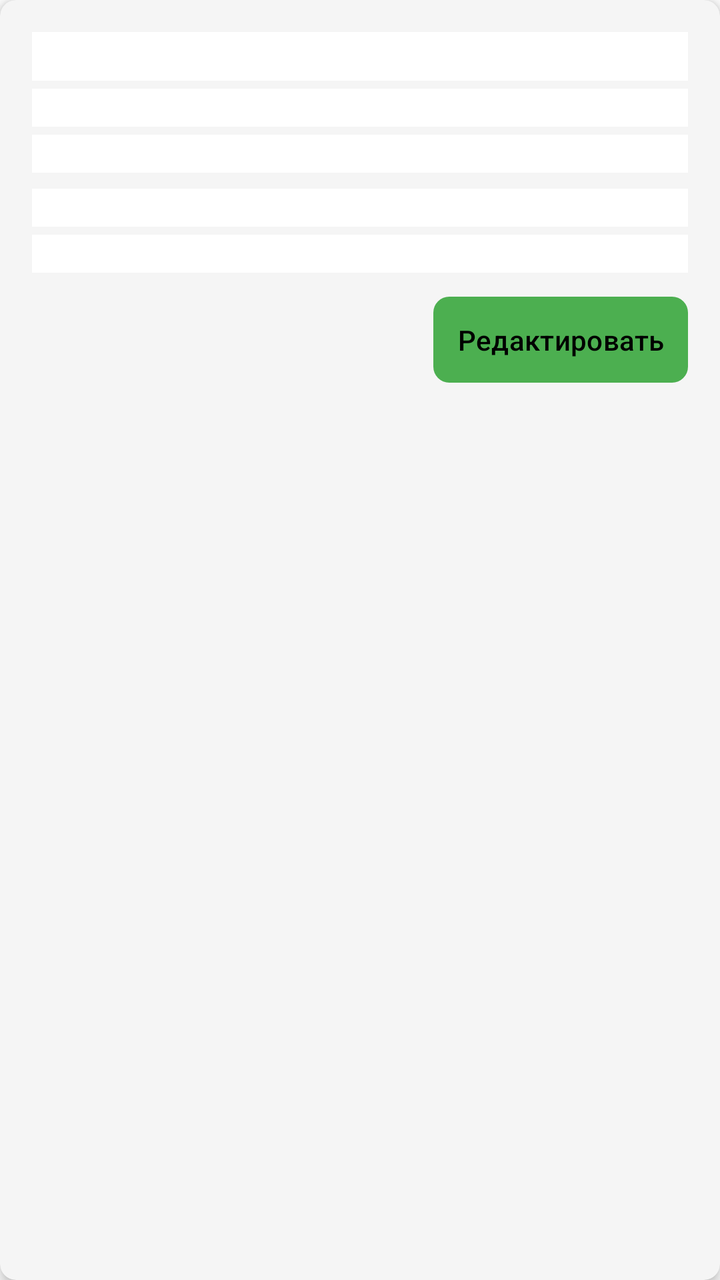
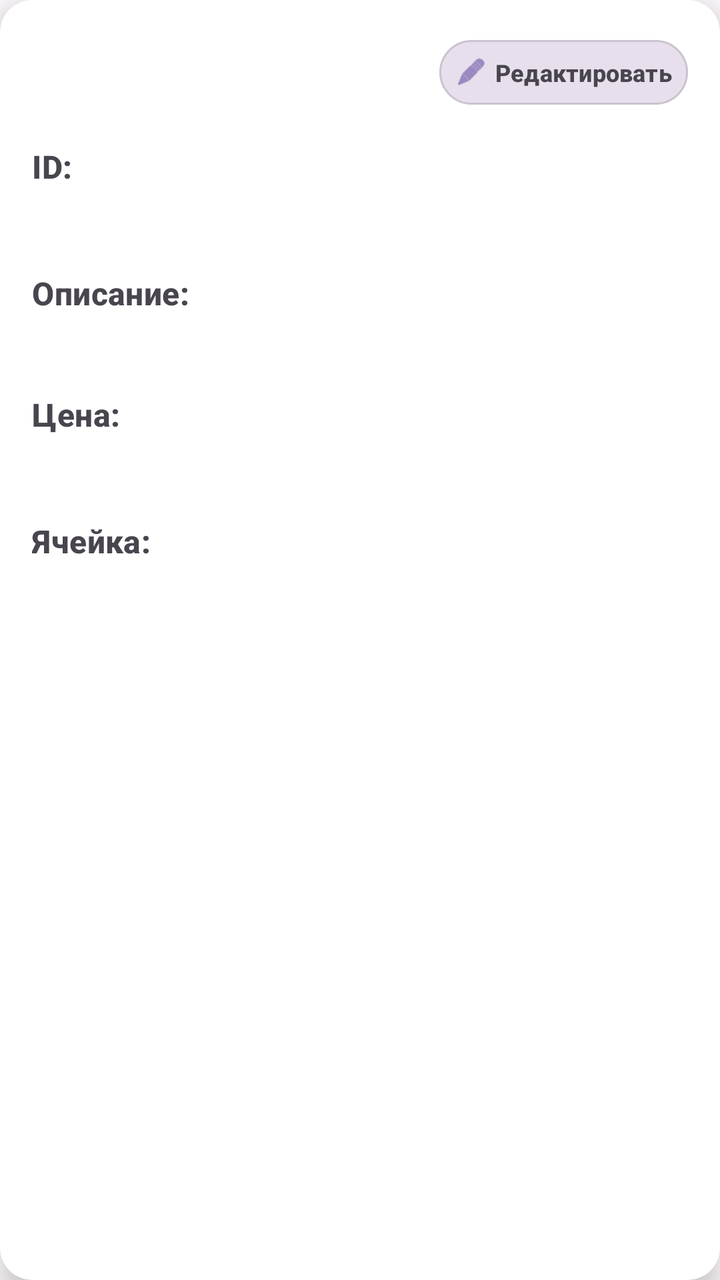

Screens rendered from an Android XML layout before and after an edit, with the pre-edit source and the edit as a unified diff.
<!-- AndroidManifest.xml: application theme AppTheme -->
<!-- res/layout/item_product.xml -->
<?xml version="1.0" encoding="utf-8"?>
<androidx.cardview.widget.CardView xmlns:android="http://schemas.android.com/apk/res/android"
    xmlns:app="http://schemas.android.com/apk/res-auto"
    android:layout_width="match_parent"
    android:layout_height="wrap_content"
    android:layout_marginVertical="8dp"
    app:cardCornerRadius="8dp"
    app:cardElevation="4dp">

    <LinearLayout
        android:layout_width="match_parent"
        android:layout_height="wrap_content"
        android:orientation="vertical"
        android:padding="16dp"
        android:background="?attr/selectableItemBackground"
        android:clickable="true"
        android:focusable="true">

        <TextView
            android:id="@+id/productName"
            android:layout_width="match_parent"
            android:layout_height="wrap_content"
            android:textSize="18sp"
            android:textStyle="bold" />

        <TextView
            android:id="@+id/productCode"
            android:layout_width="match_parent"
            android:layout_height="wrap_content"
            android:layout_marginTop="4dp"
            android:textColor="?attr/colorOnSurfaceVariant" />

        <TextView
            android:id="@+id/productDescription"
            android:layout_width="match_parent"
            android:layout_height="wrap_content"
            android:layout_marginTop="4dp"
            android:textColor="?attr/colorOnSurfaceVariant"
            android:textSize="14sp" />

        <TextView
            android:id="@+id/productPrice"
            android:layout_width="match_parent"
            android:layout_height="wrap_content"
            android:layout_marginTop="8dp" />

        <TextView
            android:id="@+id/productCell"
            android:layout_width="match_parent"
            android:layout_height="wrap_content"
            android:layout_marginTop="4dp"
            android:textColor="?attr/colorOnSurfaceVariant"
            android:textSize="14sp" />

        <com.google.android.material.button.MaterialButton
            android:id="@+id/editButton"
            android:layout_width="wrap_content"
            android:layout_height="wrap_content"
            android:layout_gravity="end"
            android:layout_marginTop="8dp"
            android:text="Редактировать" />
    </LinearLayout>
</androidx.cardview.widget.CardView>
<!-- resources referenced by this layout -->
<resources>
  <style name="AppTheme" parent="Theme.Material3.Light.NoActionBar">
          <item name="colorPrimary">@color/primary</item>
          <item name="colorPrimaryVariant">@color/primary_variant</item>
          <item name="colorOnPrimary">@color/on_primary</item>
          <item name="colorSecondary">@color/secondary</item>
          <item name="colorOnSecondary">@color/on_secondary</item>
          <item name="colorError">@color/error</item>
  
          <item name="android:background">@color/background</item>
          <item name="backgroundColor">@color/background</item>
          <item name="colorSurface">@color/surface</item>
          <item name="colorOnSurface">@color/on_surface</item>
  
          <item name="android:textColorPrimary">@color/on_surface</item>
          <item name="android:textColorSecondary">@color/text_secondary</item>
  
          <item name="materialButtonStyle">@style/AppButtonStyle</item>
          <item name="cardViewStyle">@style/AppCardViewStyle</item>
          <item name="textInputStyle">@style/AppTextInputStyle</item>
  
          <item name="colorAccent">@color/secondary</item>
      </style>
  <color name="primary">#4CAF50</color>
  <color name="primary_variant">#388E3C</color>
  <color name="on_primary">#000000</color>
  <color name="secondary">#4CAF50</color>
  <color name="on_secondary">#000000</color>
  <color name="error">#D32F2F</color>
  <color name="background">#FFFFFF</color>
  <color name="surface">#FFFFFF</color>
  <color name="on_surface">#000000</color>
  <color name="text_secondary">#000000</color>
  <style name="AppButtonStyle" parent="Widget.Material3.Button">
          <item name="backgroundTint">@color/button_background</item>
          <item name="android:textColor">@color/button_text</item>
          <item name="rippleColor">@color/secondary</item>
          <item name="android:padding">12dp</item>
          <item name="cornerRadius">8dp</item>
      </style>
  <style name="AppCardViewStyle" parent="Widget.MaterialComponents.CardView">
          <item name="cardBackgroundColor">@color/card_background</item>
          <item name="cardElevation">4dp</item>
          <item name="cardCornerRadius">8dp</item>
      </style>
  <style name="AppTextInputStyle" parent="Widget.Material3.TextInputLayout.FilledBox">
          <item name="boxBackgroundColor">@color/surface</item>
          <item name="android:textColor">@color/on_surface</item>
          <item name="hintTextColor">@color/text_secondary</item>
          <item name="boxStrokeColor">@color/secondary</item>
          <item name="android:textColorHint">@color/text_secondary</item>
      </style>
  <color name="button_background">#4CAF50</color>
  <color name="button_text">#000000</color>
  <color name="card_background">#F5F5F5</color>
</resources>

<!-- the commit's change to res/layout/item_product.xml (unified diff, before → after) -->
@@ -3,9 +3,12 @@
     xmlns:app="http://schemas.android.com/apk/res-auto"
     android:layout_width="match_parent"
     android:layout_height="wrap_content"
+    android:layout_marginHorizontal="8dp"
     android:layout_marginVertical="8dp"
-    app:cardCornerRadius="8dp"
-    app:cardElevation="4dp">
+    app:cardBackgroundColor="@color/card_background"
+    app:cardCornerRadius="16dp"
+    app:cardElevation="8dp"
+    app:cardMaxElevation="12dp">
 
     <LinearLayout
         android:layout_width="match_parent"
@@ -16,48 +19,104 @@
         android:clickable="true"
         android:focusable="true">
 
-        <TextView
-            android:id="@+id/productName"
+        
+        <LinearLayout
             android:layout_width="match_parent"
             android:layout_height="wrap_content"
-            android:textSize="18sp"
-            android:textStyle="bold" />
+            android:orientation="horizontal"
+            android:layout_marginBottom="16dp">
+
+            <TextView
+                android:id="@+id/productName"
+                android:layout_width="0dp"
+                android:layout_height="wrap_content"
+                android:layout_weight="1"
+                android:textAppearance="@style/TextAppearance.App.TitleLarge"
+                android:textColor="@color/text_primary"
+                android:layout_gravity="center_vertical" />
+
+            <com.google.android.material.button.MaterialButton
+                android:id="@+id/editButton"
+                android:layout_width="wrap_content"
+                android:layout_height="wrap_content"
+                android:text="@string/edit_button"
+                android:textSize="12sp"
+                android:padding="8dp"
+                android:minHeight="36dp"
+                style="@style/AppButtonSecondaryStyle"
+                app:icon="@android:drawable/ic_menu_edit"
+                app:iconSize="16dp" />
+
+        </LinearLayout>
+
+        
+        <TextView
+            android:layout_width="wrap_content"
+            android:layout_height="wrap_content"
+            android:text="@string/product_id_label"
+            android:textAppearance="@style/TextAppearance.App.TitleMedium"
+            android:textColor="@color/text_secondary"
+            android:layout_marginBottom="4dp" />
 
         <TextView
             android:id="@+id/productCode"
             android:layout_width="match_parent"
             android:layout_height="wrap_content"
-            android:layout_marginTop="4dp"
-            android:textColor="?attr/colorOnSurfaceVariant" />
+            android:textAppearance="@style/TextAppearance.App.BodyLarge"
+            android:textColor="@color/text_primary"
+            android:fontFamily="monospace"
+            android:layout_marginBottom="16dp" />
+
+        
+        <TextView
+            android:layout_width="wrap_content"
+            android:layout_height="wrap_content"
+            android:text="@string/product_description_label"
+            android:textAppearance="@style/TextAppearance.App.TitleMedium"
+            android:textColor="@color/text_secondary"
+            android:layout_marginBottom="4dp" />
 
         <TextView
             android:id="@+id/productDescription"
             android:layout_width="match_parent"
             android:layout_height="wrap_content"
-            android:layout_marginTop="4dp"
-            android:textColor="?attr/colorOnSurfaceVariant"
-            android:textSize="14sp" />
+            android:textAppearance="@style/TextAppearance.App.BodyMedium"
+            android:textColor="@color/text_secondary"
+            android:layout_marginBottom="16dp" />
+
+        
+        <TextView
+            android:layout_width="wrap_content"
+            android:layout_height="wrap_content"
+            android:text="@string/product_price_label"
+            android:textAppearance="@style/TextAppearance.App.TitleMedium"
+            android:textColor="@color/text_secondary"
+            android:layout_marginBottom="4dp" />
 
         <TextView
             android:id="@+id/productPrice"
             android:layout_width="match_parent"
             android:layout_height="wrap_content"
-            android:layout_marginTop="8dp" />
+            android:textAppearance="@style/TextAppearance.App.BodyLarge"
+            android:textColor="@color/text_primary"
+            android:textStyle="bold"
+            android:layout_marginBottom="16dp" />
+
+        
+        <TextView
+            android:layout_width="wrap_content"
+            android:layout_height="wrap_content"
+            android:text="@string/product_cell_label"
+            android:textAppearance="@style/TextAppearance.App.TitleMedium"
+            android:textColor="@color/text_secondary"
+            android:layout_marginBottom="4dp" />
 
         <TextView
             android:id="@+id/productCell"
             android:layout_width="match_parent"
             android:layout_height="wrap_content"
-            android:layout_marginTop="4dp"
-            android:textColor="?attr/colorOnSurfaceVariant"
-            android:textSize="14sp" />
+            android:textAppearance="@style/TextAppearance.App.BodyLarge"
+            android:textColor="@color/text_primary" />
 
-        <com.google.android.material.button.MaterialButton
-            android:id="@+id/editButton"
-            android:layout_width="wrap_content"
-            android:layout_height="wrap_content"
-            android:layout_gravity="end"
-            android:layout_marginTop="8dp"
-            android:text="Редактировать" />
     </LinearLayout>
 </androidx.cardview.widget.CardView>
<!-- resource entries referenced after the edit -->
@@ -1,58 +1,129 @@
 <!-- resources referenced by this layout -->
 <resources>
   <style name="AppTheme" parent="Theme.Material3.Light.NoActionBar">
+          
           <item name="colorPrimary">@color/primary</item>
           <item name="colorPrimaryVariant">@color/primary_variant</item>
           <item name="colorOnPrimary">@color/on_primary</item>
+          
+          
           <item name="colorSecondary">@color/secondary</item>
           <item name="colorOnSecondary">@color/on_secondary</item>
-          <item name="colorError">@color/error</item>
-  
-          <item name="android:background">@color/background</item>
-          <item name="backgroundColor">@color/background</item>
+          
+          
+          <item name="colorTertiary">@color/tertiary</item>
+          <item name="colorOnTertiary">@color/on_tertiary</item>
+          
+          
+          <item name="android:colorBackground">@color/background</item>
           <item name="colorSurface">@color/surface</item>
           <item name="colorOnSurface">@color/on_surface</item>
-  
-          <item name="android:textColorPrimary">@color/on_surface</item>
+          <item name="colorSurfaceVariant">@color/surface_variant</item>
+          <item name="colorOnSurfaceVariant">@color/on_surface_variant</item>
+          
+          
+          <item name="android:textColorPrimary">@color/text_primary</item>
           <item name="android:textColorSecondary">@color/text_secondary</item>
-  
+          <item name="android:textColorTertiary">@color/text_tertiary</item>
+          
+          
+          <item name="colorError">@color/error</item>
+          <item name="colorOnError">@color/on_error</item>
+          
+          
           <item name="materialButtonStyle">@style/AppButtonStyle</item>
           <item name="cardViewStyle">@style/AppCardViewStyle</item>
           <item name="textInputStyle">@style/AppTextInputStyle</item>
-  
-          <item name="colorAccent">@color/secondary</item>
+          <item name="toolbarStyle">@style/AppToolbarStyle</item>
+          
+          
+          <item name="android:statusBarColor">@color/primary</item>
+          <item name="android:navigationBarColor">@color/surface</item>
       </style>
-  <color name="primary">#4CAF50</color>
-  <color name="primary_variant">#388E3C</color>
-  <color name="on_primary">#000000</color>
-  <color name="secondary">#4CAF50</color>
-  <color name="on_secondary">#000000</color>
-  <color name="error">#D32F2F</color>
-  <color name="background">#FFFFFF</color>
-  <color name="surface">#FFFFFF</color>
-  <color name="on_surface">#000000</color>
-  <color name="text_secondary">#000000</color>
+  <color name="button_secondary">#E7E0EC</color>
+  <color name="button_secondary_text">#49454F</color>
+  <color name="primary">#6750A4</color>
+  <color name="primary_variant">#4F378B</color>
+  <color name="on_primary">#FFFFFF</color>
+  <color name="secondary">#625B71</color>
+  <color name="outline_variant">#CAC4D0</color>
+  <color name="on_secondary">#FFFFFF</color>
+  <color name="tertiary">#7D5260</color>
+  <color name="on_tertiary">#FFFFFF</color>
+  <color name="error">#BA1A1A</color>
+  <color name="on_error">#FFFFFF</color>
+  <color name="background">#FFFBFE</color>
+  <color name="surface">#FFFBFE</color>
+  <color name="on_surface">#1C1B1F</color>
+  <color name="surface_variant">#E7E0EC</color>
+  <color name="on_surface_variant">#49454F</color>
+  <color name="text_tertiary">#79747E</color>
+  <color name="text_secondary">#49454F</color>
+  <string name="edit_button">Редактировать</string>
+  <string name="product_cell_label">Ячейка: </string>
+  <string name="product_description_label">Описание: </string>
+  <string name="product_id_label">ID: </string>
+  <string name="product_price_label">Цена: </string>
+  <style name="AppButtonSecondaryStyle" parent="Widget.Material3.Button.OutlinedButton">
+          <item name="backgroundTint">@color/button_secondary</item>
+          <item name="android:textColor">@color/button_secondary_text</item>
+          <item name="rippleColor">@color/secondary</item>
+          <item name="android:padding">16dp</item>
+          <item name="android:textSize">16sp</item>
+          <item name="strokeColor">@color/outline_variant</item>
+          <item name="strokeWidth">1dp</item>
+      </style>
+  <style name="TextAppearance.App.BodyLarge" parent="TextAppearance.Material3.BodyLarge">
+          <item name="android:textColor">@color/text_primary</item>
+          <item name="android:textSize">16sp</item>
+      </style>
+  <style name="TextAppearance.App.BodyMedium" parent="TextAppearance.Material3.BodyMedium">
+          <item name="android:textColor">@color/text_secondary</item>
+          <item name="android:textSize">14sp</item>
+      </style>
+  <style name="TextAppearance.App.TitleLarge" parent="TextAppearance.Material3.TitleLarge">
+          <item name="android:textColor">@color/text_primary</item>
+          <item name="android:textSize">22sp</item>
+          <item name="android:textStyle">bold</item>
+      </style>
+  <style name="TextAppearance.App.TitleMedium" parent="TextAppearance.Material3.TitleMedium">
+          <item name="android:textColor">@color/text_primary</item>
+          <item name="android:textSize">16sp</item>
+          <item name="android:textStyle">bold</item>
+      </style>
   <style name="AppButtonStyle" parent="Widget.Material3.Button">
           <item name="backgroundTint">@color/button_background</item>
           <item name="android:textColor">@color/button_text</item>
-          <item name="rippleColor">@color/secondary</item>
-          <item name="android:padding">12dp</item>
-          <item name="cornerRadius">8dp</item>
+          <item name="rippleColor">@color/primary</item>
+          <item name="android:padding">16dp</item>
+          <item name="android:textSize">16sp</item>
+          <item name="android:textStyle">bold</item>
+          <item name="elevation">2dp</item>
       </style>
-  <style name="AppCardViewStyle" parent="Widget.MaterialComponents.CardView">
+  <style name="AppCardViewStyle" parent="Widget.Material3.CardView.Elevated">
           <item name="cardBackgroundColor">@color/card_background</item>
-          <item name="cardElevation">4dp</item>
-          <item name="cardCornerRadius">8dp</item>
+          <item name="cardElevation">8dp</item>
+          <item name="cardCornerRadius">16dp</item>
+          <item name="cardMaxElevation">12dp</item>
+          <item name="contentPadding">0dp</item>
       </style>
   <style name="AppTextInputStyle" parent="Widget.Material3.TextInputLayout.FilledBox">
-          <item name="boxBackgroundColor">@color/surface</item>
+          <item name="boxBackgroundColor">@color/surface_variant</item>
           <item name="android:textColor">@color/on_surface</item>
           <item name="hintTextColor">@color/text_secondary</item>
-          <item name="boxStrokeColor">@color/secondary</item>
+          <item name="boxStrokeColor">@color/primary</item>
+          <item name="boxStrokeWidth">2dp</item>
           <item name="android:textColorHint">@color/text_secondary</item>
       </style>
-  <color name="button_background">#4CAF50</color>
-  <color name="button_text">#000000</color>
-  <color name="card_background">#F5F5F5</color>
+  <style name="AppToolbarStyle" parent="Widget.Material3.Toolbar">
+          <item name="titleTextColor">@color/on_primary</item>
+          <item name="subtitleTextColor">@color/on_primary</item>
+          <item name="android:background">@color/primary</item>
+          <item name="elevation">4dp</item>
+      </style>
+  <color name="button_background">#6750A4</color>
+  <color name="button_text">#FFFFFF</color>
+  <color name="card_background">#FFFFFF</color>
+  <color name="text_primary">#1C1B1F</color>
 </resources>
 
